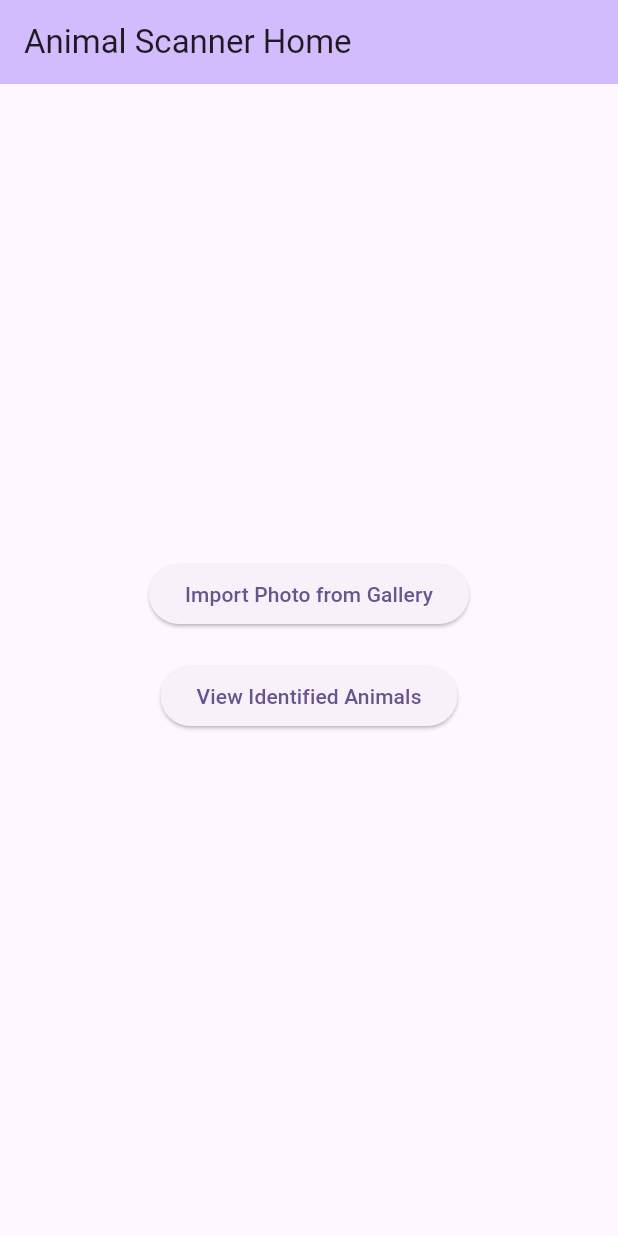
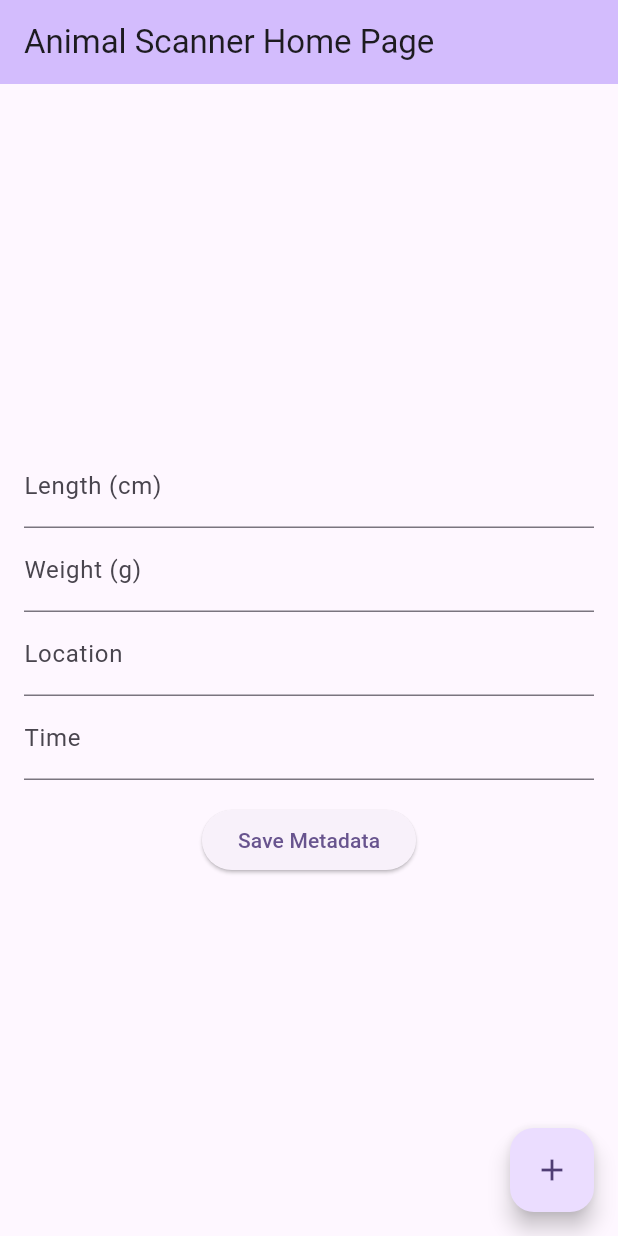
Before and after one commit to ArbaazPatwari/animalScanner-2024, a Flutter app: the screen it shows after launch, on a phone screen of 412 x 824 dp. Run offline on Flutter 3.47's test engine with Material 3 defaults, Android fonts, the light colour scheme and no system bars; our stand-ins replace image_picker.

Commit message:
adding metadata features

```diff
--- a/animal_scanner/lib/main.dart
+++ b/animal_scanner/lib/main.dart
@@ -1,7 +1,9 @@
 import 'dart:io';
 
+import 'package:flutter/foundation.dart' show kDebugMode;
 import 'package:flutter/material.dart';
 import 'package:image_picker/image_picker.dart';
+
 
 void main() {
   runApp(const MyApp());
@@ -18,7 +20,7 @@
         colorScheme: ColorScheme.fromSeed(seedColor: Colors.deepPurple),
         useMaterial3: true,
       ),
-      home: const MyHomePage(title: 'Animal Scanner Home'),
+      home: const MyHomePage(title: 'Animal Scanner Home Page'),
     );
   }
 }
@@ -32,20 +34,50 @@
   State<MyHomePage> createState() => _MyHomePageState();
 }
 
+List<Map<String, String>> metadataList = [];
+
+
 class _MyHomePageState extends State<MyHomePage> {
   File? _image;
+  final TextEditingController _lengthController = TextEditingController();
+  final TextEditingController _weightController = TextEditingController();
+  final TextEditingController _locationController = TextEditingController();
+  final TextEditingController _timeController = TextEditingController();
 
-  // Function to pick an image from the gallery
   Future<void> _pickImage() async {
     final pickedFile =
-        await ImagePicker().getImage(source: ImageSource.gallery);
-
+        await ImagePicker().pickImage(source: ImageSource.gallery);
     if (pickedFile != null) {
       setState(() {
         _image = File(pickedFile.path);
       });
     }
   }
+
+  void _saveMetadata() {
+    final metadata = {
+      'Length': _lengthController.text,
+      'Weight': _weightController.text,
+      'Location': _locationController.text,
+      'Time': _timeController.text,
+    };
+
+    setState(() {
+      metadataList.add(metadata);
+    });
+
+    // Print the current metadata list
+    if (kDebugMode) {
+      print(metadataList);
+    }
+
+    // Clear the input fields
+    _lengthController.clear();
+    _weightController.clear();
+    _locationController.clear();
+    _timeController.clear();
+  }
+
 
   @override
   Widget build(BuildContext context) {
@@ -54,30 +86,43 @@
         backgroundColor: Theme.of(context).colorScheme.inversePrimary,
         title: Text(widget.title),
       ),
-      body: Center(
+      body: Padding(
+        padding: const EdgeInsets.all(16.0),
         child: Column(
           mainAxisAlignment: MainAxisAlignment.center,
           children: <Widget>[
+            // Input fields for metadata
+            TextField(
+              controller: _lengthController,
+              decoration: InputDecoration(labelText: 'Length (cm)'),
+              keyboardType: TextInputType.number,
+            ),
+            TextField(
+              controller: _weightController,
+              decoration: InputDecoration(labelText: 'Weight (g)'),
+              keyboardType: TextInputType.number,
+            ),
+            TextField(
+              controller: _locationController,
+              decoration: InputDecoration(labelText: 'Location'),
+            ),
+            TextField(
+              controller: _timeController,
+              decoration: InputDecoration(labelText: 'Time'),
+            ),
+            SizedBox(height: 16),
             ElevatedButton(
-              onPressed: _pickImage,
-              child: const Text('Import Photo from Gallery'),
+              onPressed: _saveMetadata,
+              child: const Text('Save Metadata'),
             ),
-            const SizedBox(height: 20),
-            ElevatedButton(
-              onPressed: () {
-                // Add functionality for viewing identified animals later
-              },
-              child: const Text('View Identified Animals'),
-            ),
-            const SizedBox(height: 20),
-            if (_image != null)
-              Image.file(
-                _image!,
-                height: 200,
-                width: 200,
-              ),
+            // Placeholder for displaying saved metadata
           ],
         ),
+      ),
+      floatingActionButton: FloatingActionButton(
+        onPressed: () {}, // Placeholder for future functionality
+        tooltip: 'Placeholder',
+        child: const Icon(Icons.add),
       ),
     );
   }
```
